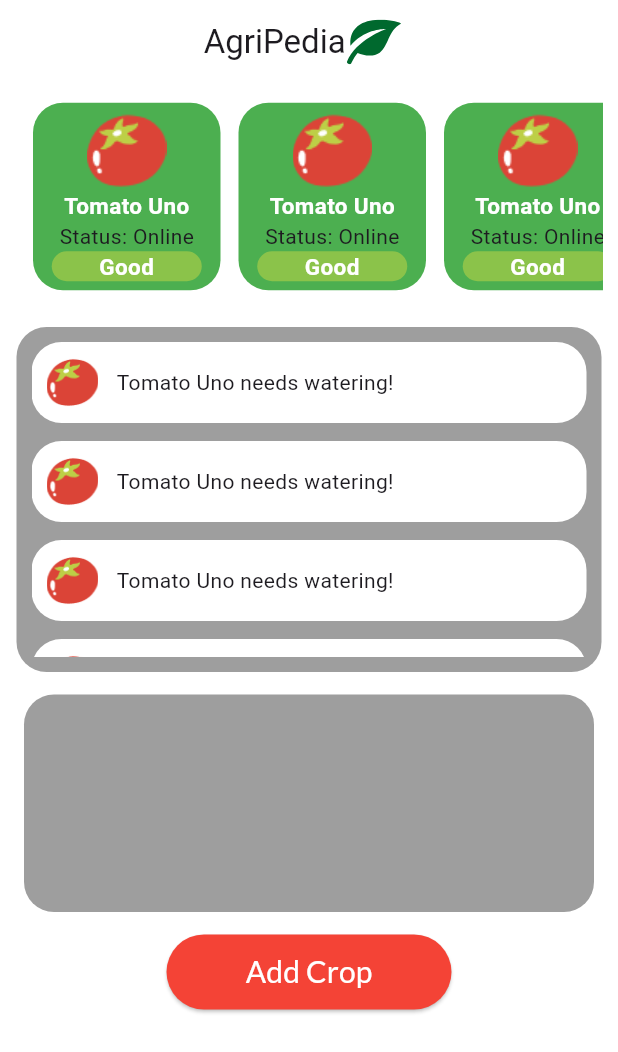
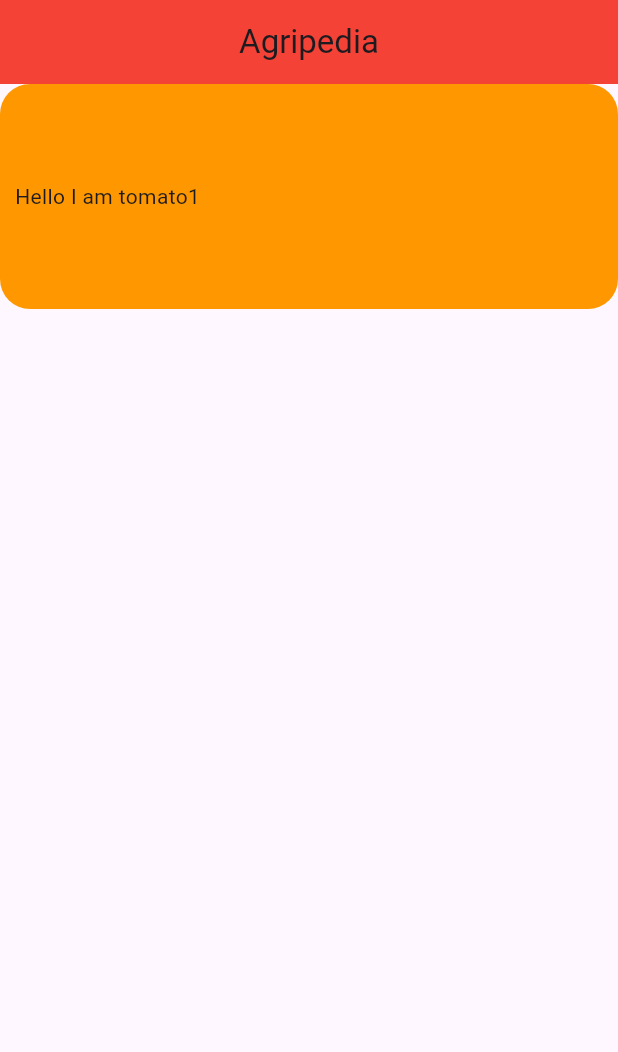
Before and after one commit to DenciaGabaon/AgriPedia-AppDev, a Flutter app: the MyHomePage screen opened directly, on a phone screen of 412 x 824 dp. Shown: the top 1052 px of the screen. Run offline on Flutter 3.47's test engine with Material 3 defaults, Android fonts, the phone set to English and light mode, and no system bars; our stand-ins replace firebase_core, flutter_native_splash, flutter_svg, flutter_svg_provider; accounts and stored records are empty; Roboto replaces fonts that are missing (Montserrat).

Commit message:
Modified the code to apply dynamics

```diff
--- a/lib/HomePage.dart
+++ b/lib/HomePage.dart
@@ -4,6 +4,7 @@
 
 
 import 'package:flutter/material.dart';
+import 'package:flutter/rendering.dart';
 import 'package:flutter_svg/flutter_svg.dart';
 import 'package:flutter_svg_provider/flutter_svg_provider.dart';
 
@@ -12,6 +13,8 @@ import 'package:flutter_svg_provider/flutter_svg_provider.dart';
 //import 'package:permission_handler/permission_handler.dart';
 //import 'package:tflite_flutter/tflite_flutter.dart'
 
+// Lahat ng values na nagbabago ipapasok sa function, like text.
+// Pwedeng naka default ang container, and then yung laman is naka function.
 class MyHomePage extends StatefulWidget {
   const MyHomePage({Key? key}) : super(key: key);
 
@@ -19,7 +22,78 @@ class MyHomePage extends StatefulWidget {
   State<MyHomePage> createState() => Home();
 }
 
-class Home extends State<MyHomePage>{
+class Home extends State<MyHomePage> {
+
+  @override
+  Widget build(BuildContext context) {
+    return Scaffold(
+      appBar: AppBar(
+        title: Row(
+          mainAxisAlignment: MainAxisAlignment.center,
+          children: [
+            Text('Agripedia'),
+          ],
+        ),
+        automaticallyImplyLeading: false,
+        backgroundColor: Colors.red,
+      ),
+      body: cropSummary(),
+    );
+  }
+
+  Widget cropSummary(){
+    // Code
+    String name = "tomato1";
+
+    if (name.isEmpty){
+      return Column(
+        children: [
+          Container(
+            width: 500,
+            height: 150,
+            padding: EdgeInsets.all(10.0),
+            decoration: BoxDecoration(
+              color: Colors.orange,
+              borderRadius: BorderRadius.circular(20.0),
+            ),
+            child: Center(
+              child: Text(
+                'No Crop Found,\nPlease Add a Crop First.',
+                textAlign: TextAlign.center,
+              ),
+            )
+          ),
+        ],
+      );
+    }
+
+    return Column(
+      children: [
+        Container(
+          width: 500,
+          height: 150,
+          padding: EdgeInsets.all(10.0),
+          decoration: BoxDecoration(
+            color: Colors.orange,
+            borderRadius: BorderRadius.circular(20.0),
+          ),
+          child: SingleChildScrollView(
+            scrollDirection: Axis.horizontal,
+            child: Row(
+              children: [
+                Text('Hello I am $name')
+              ],
+            ),
+          ),
+        ),
+      ],
+    );
+
+  }
+}
+
+
+/*
   @override
   Widget build(BuildContext context) {
     // Code
@@ -106,6 +180,7 @@ class Home extends State<MyHomePage>{
                 color: Colors.grey,
                 borderRadius: BorderRadius.circular(20.0)
               ),
+              child: Text('hello World'),
             ),
           ],
         ),
@@ -185,4 +260,4 @@ class Home extends State<MyHomePage>{
       ],
     ),
   );
-}
+}*/
```
